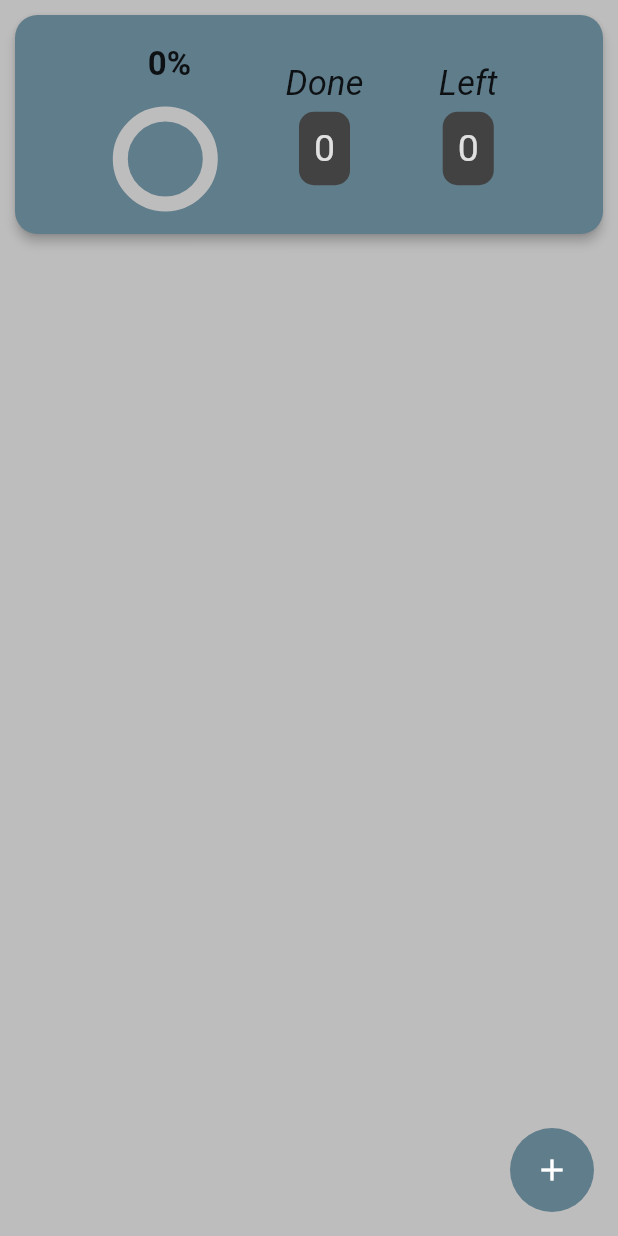
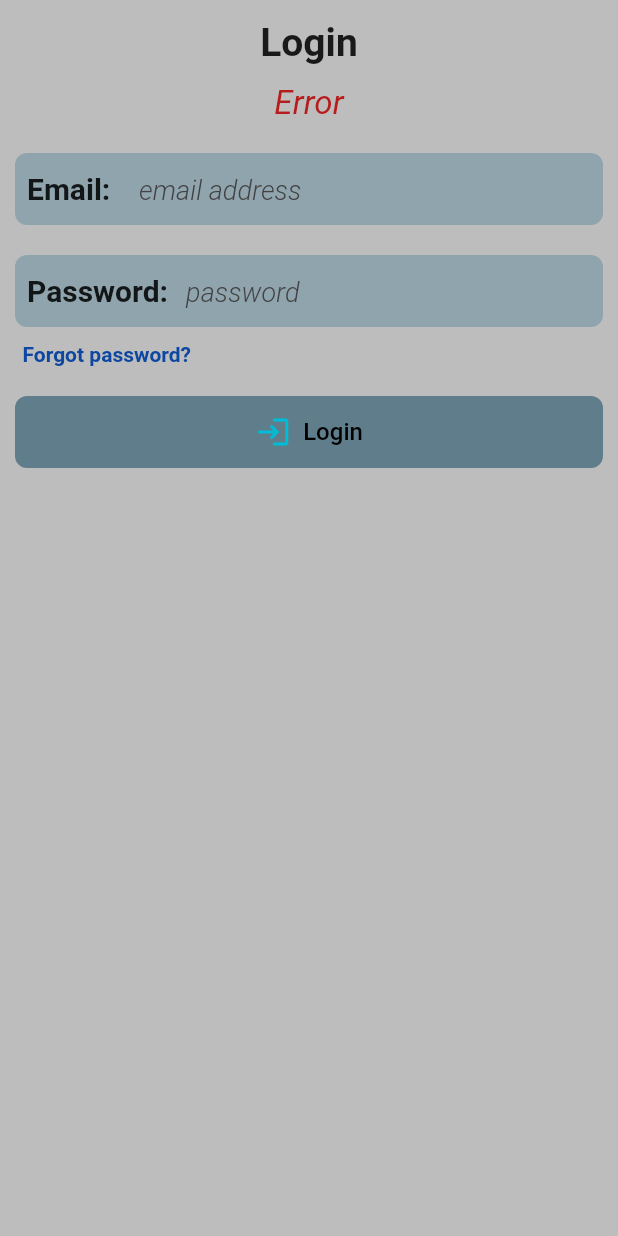
Before and after one commit to amoukaled/tasks_flutter, a Flutter app: the screen it shows after launch, on a phone screen of 412 x 824 dp. Run offline on Flutter 3.47's test engine with Material 2 defaults, Android fonts, the phone set to English and light mode, and no system bars; our stand-ins replace flutter_secure_storage, hive; accounts and stored records are empty.

Commit message:
adding sign in screen

```diff
--- /dev/null
+++ b/lib/authentication/login.dart
@@ -0,0 +1,213 @@
+import 'package:flutter/material.dart';
+
+class Login extends StatefulWidget {
+  @override
+  _LoginState createState() => _LoginState();
+}
+
+class _LoginState extends State<Login> {
+  String error = "Error";
+
+  @override
+  Widget build(BuildContext context) {
+    return Scaffold(
+      appBar: AppBar(
+        elevation: 0,
+        backgroundColor: Colors.transparent,
+        title: Text(
+          "Login",
+          style: TextStyle(
+            fontSize: 26,
+            fontWeight: FontWeight.bold,
+          ),
+        ),
+        centerTitle: true,
+      ),
+      backgroundColor: Theme.of(context).backgroundColor,
+      body: SingleChildScrollView(
+        scrollDirection: Axis.vertical,
+        child: Column(
+          children: [
+            Row(
+              children: [
+                Expanded(
+                  child: FittedBox(
+                    alignment: Alignment.center,
+                    fit: BoxFit.scaleDown,
+                    child: Text(
+                      error,
+                      style: TextStyle(
+                          fontSize: 22,
+                          fontStyle: FontStyle.italic,
+                          color: Colors.red[900]),
+                    ),
+                  ),
+                ),
+              ],
+            ),
+            SizedBox(height: 20),
+            Card(
+              margin: EdgeInsets.symmetric(horizontal: 10),
+              child: Padding(
+                padding: const EdgeInsets.symmetric(horizontal: 8.0),
+                child: Row(
+                  children: <Widget>[
+                    Expanded(
+                      flex: 1,
+                      child: FittedBox(
+                        fit: BoxFit.scaleDown,
+                        alignment: Alignment.centerLeft,
+                        child: Text(
+                          "Email:",
+                          style: TextStyle(
+                            fontSize: 20,
+                            fontWeight: FontWeight.bold,
+                          ),
+                        ),
+                      ),
+                    ),
+                    Expanded(
+                      flex: 5,
+                      child: TextField(
+                        autofocus: false,
+                        maxLines: 1,
+                        keyboardType: TextInputType.text,
+                        textCapitalization: TextCapitalization.sentences,
+                        textAlign: TextAlign.start,
+                        decoration: InputDecoration(
+                          counterText: '',
+                          hintText: 'email address',
+                          hintStyle: TextStyle(
+                            fontSize: 18,
+                            color: Colors.grey[800],
+                            fontWeight: FontWeight.w300,
+                            fontStyle: FontStyle.italic,
+                          ),
+                          border: InputBorder.none,
+                          fillColor: Colors.transparent,
+                          filled: true,
+                        ),
+                        style: TextStyle(
+                          fontSize: 20,
+                          color: Colors.black,
+                        ),
+                      ),
+                    ),
+                  ],
+                ),
+              ),
+            ),
+            SizedBox(height: 20),
+            Card(
+              margin: EdgeInsets.symmetric(horizontal: 10),
+              child: Padding(
+                padding: const EdgeInsets.symmetric(horizontal: 8.0),
+                child: Row(
+                  children: <Widget>[
+                    Expanded(
+                      flex: 1,
+                      child: FittedBox(
+                        fit: BoxFit.scaleDown,
+                        alignment: Alignment.centerLeft,
+                        child: Text(
+                          "Password:",
+                          style: TextStyle(
+                            fontSize: 20,
+                            fontWeight: FontWeight.bold,
+                          ),
+                        ),
+                      ),
+                    ),
+                    Expanded(
+                      flex: 3,
+                      child: TextField(
+                        autofocus: false,
+                        maxLines: 1,
+                        keyboardType: TextInputType.text,
+                        textCapitalization: TextCapitalization.sentences,
+                        textAlign: TextAlign.start,
+                        decoration: InputDecoration(
+                          counterText: '',
+                          hintText: 'password',
+                          hintStyle: TextStyle(
+                            fontSize: 18,
+                            color: Colors.grey[800],
+                            fontWeight: FontWeight.w300,
+                            fontStyle: FontStyle.italic,
+                          ),
+                          border: InputBorder.none,
+                          fillColor: Colors.transparent,
+                          filled: true,
+                        ),
+                        style: TextStyle(
+                          fontSize: 20,
+                          color: Colors.black,
+                        ),
+                      ),
+                    ),
+                  ],
+                ),
+              ),
+            ),
+            SizedBox(
+              height: 10,
+            ),
+            Padding(
+              padding: const EdgeInsets.only(left: 15),
+              child: Row(
+                children: [
+                  Expanded(
+                    child: FittedBox(
+                      alignment: Alignment.centerLeft,
+                      fit: BoxFit.scaleDown,
+                      child: GestureDetector(
+                        onTap: () {
+                          print("tapped");
+                        },
+                        child: Text(
+                          "Forgot password?",
+                          style: TextStyle(
+                              color: Colors.blue[900],
+                              fontWeight: FontWeight.bold),
+                        ),
+                      ),
+                    ),
+                  ),
+                ],
+              ),
+            ),
+            SizedBox(height: 20),
+            IntrinsicHeight(
+              child: Row(
+                crossAxisAlignment: CrossAxisAlignment.stretch,
+                children: [
+                  Expanded(
+                    child: Padding(
+                      padding: const EdgeInsets.symmetric(horizontal: 10),
+                      child: TextButton.icon(
+                        icon: Icon(
+                          Icons.login,
+                          color: IconTheme.of(context).color,
+                        ),
+                        style: ButtonStyle(
+                            backgroundColor: TextButtonTheme.of(context)
+                                .style!
+                                .backgroundColor,
+                            shape: TextButtonTheme.of(context).style!.shape),
+                        label: Text(
+                          "Login",
+                          style: TextStyle(color: Colors.black, fontSize: 16),
+                        ),
+                        onPressed: () {},
+                      ),
+                    ),
+                  ),
+                ],
+              ),
+            ),
+          ],
+        ),
+      ),
+    );
+  }
+}
--- a/lib/main.dart
+++ b/lib/main.dart
@@ -7,6 +7,7 @@ import 'package:provider/provider.dart';
 import 'package:path_provider/path_provider.dart' as path_provider;
 import 'package:hive/hive.dart';
 import 'package:flutter_secure_storage/flutter_secure_storage.dart';
+import 'package:tasks_flutter/authentication/login.dart';
 
 // App imports
 import 'package:tasks_flutter/hive/tasksHiveBox.dart';
@@ -93,7 +94,7 @@ class _MyAppState extends State<MyApp> {
         backgroundColor: Colors.grey[400],
         accentColor: Colors.blueGrey,
       ),
-      home: Home(),
+      home: Login(),
     );
   }
 }
--- /dev/null
+++ b/lib/services/auth_service.dart
@@ -0,0 +1 @@
+class Auth {}
--- a/pubspec.yaml
+++ b/pubspec.yaml
@@ -29,6 +29,8 @@ dependencies:
   hive: ^2.0.0
   hive_flutter: ^1.0.0
   flutter_secure_storage: ^4.1.0
+  firebase_auth: ^1.0.1
+  cloud_firestore: ^1.0.3
 
 
   # The following adds the Cupertino Icons font to your application.
```
Also changed, not shown: lib/authentication/register.dart (added), pubspec.lock, 3 other files.
